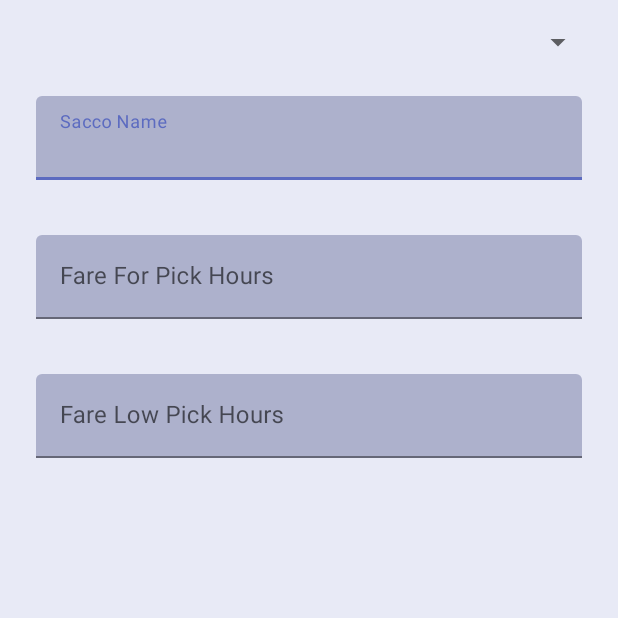
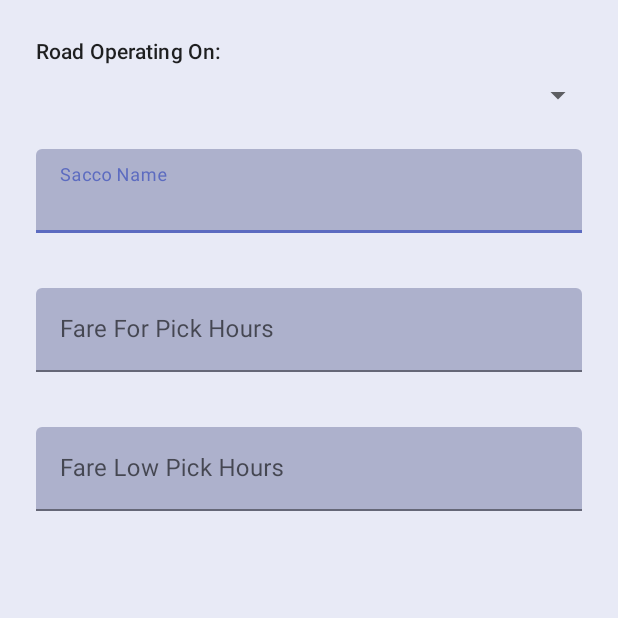
Before and after one commit to MalukiMuthusi/dmt-hackathon, an Android app: the NewSaccoFragment screen opened directly, with no data from a screen before it, on a phone screen of 412 x 824 dp, the top half of it. Run offline under Robolectric (Android 15) with nearby library versions, the phone set to English and light mode, and no system bars; our stand-ins replace Firebase (no records; nobody signed in at launch, a user with empty details on screens opened directly), Timber, data binding.

Commit message:
Solved issue where spinner did not display selected Item.

```diff
--- a/app/src/main/java/codes/malukimuthusi/hackathon/NewSaccoFragment.kt
+++ b/app/src/main/java/codes/malukimuthusi/hackathon/NewSaccoFragment.kt
@@ -4,6 +4,7 @@ import android.os.Bundle
 import android.view.LayoutInflater
 import android.view.View
 import android.view.ViewGroup
+import android.widget.AdapterView
 import android.widget.ArrayAdapter
 import androidx.fragment.app.Fragment
 import codes.malukimuthusi.hackathon.data.Route
@@ -27,14 +28,14 @@ private const val ARG_PARAM2 = "param2"
  * Use the [NewSaccoFragment.newInstance] factory method to
  * create an instance of this fragment.
  */
-class NewSaccoFragment : Fragment() {
+class NewSaccoFragment : Fragment(), AdapterView.OnItemSelectedListener {
     // TODO: Rename and change types of parameters
     private var param1: String? = null
     private var param2: String? = null
     private lateinit var binding: FragmentNewSaccoBinding
     private lateinit var db: DatabaseReference
-    private lateinit var arrayAdapter: ArrayAdapter<String>
-    private val routeList: MutableList<String> = mutableListOf()
+    private lateinit var arrayAdapter: ArrayAdapter<Route>
+    private val routeList: MutableList<Route> = mutableListOf()
 
     override fun onCreate(savedInstanceState: Bundle?) {
         super.onCreate(savedInstanceState)
@@ -51,6 +52,9 @@ class NewSaccoFragment : Fragment() {
         // Inflate the layout for this fragment
         binding = FragmentNewSaccoBinding.inflate(inflater, container, false)
 
+        binding.spinnerItem.onItemSelectedListener = this
+
+
         // spinner
         db = Firebase.database.reference
         val routes = db.child("Routes")
@@ -63,7 +67,8 @@ class NewSaccoFragment : Fragment() {
                 for (routeSnapshot in p0.children) {
                     val route = routeSnapshot.getValue<Route>()
                     route?.let {
-                        routeList.add(it.name!!)
+                        routeList.add(it)
+                        arrayAdapter.notifyDataSetChanged()
                     }
                 }
             }
@@ -71,7 +76,7 @@ class NewSaccoFragment : Fragment() {
         arrayAdapter =
             ArrayAdapter(requireContext(), android.R.layout.simple_spinner_item, routeList)
         arrayAdapter.setDropDownViewResource(android.R.layout.simple_spinner_dropdown_item)
-        binding.spinner.adapter = arrayAdapter
+        binding.spinnerItem.adapter = arrayAdapter
 
 
         return binding.root
@@ -96,4 +101,15 @@ class NewSaccoFragment : Fragment() {
                 }
             }
     }
+
+    override fun onNothingSelected(parent: AdapterView<*>?) {
+        TODO("Not yet implemented")
+    }
+
+    override fun onItemSelected(parent: AdapterView<*>?, view: View?, position: Int, id: Long) {
+        if (parent != null) {
+            val item = parent.getItemAtPosition(position) as Route
+
+        }
+    }
 }
--- a/app/src/main/java/codes/malukimuthusi/hackathon/data/dataModel.kt
+++ b/app/src/main/java/codes/malukimuthusi/hackathon/data/dataModel.kt
@@ -25,7 +25,13 @@ data class Route(
             "saccos" to saccos
         )
     }
+
+    @Exclude
+    override fun toString(): String {
+        return name ?: super.toString()
+    }
 }
+
 
 @IgnoreExtraProperties
 data class Sacco(
--- a/app/src/main/res/layout/fragment_new_sacco.xml
+++ b/app/src/main/res/layout/fragment_new_sacco.xml
@@ -29,18 +29,33 @@
                 app:layout_constraintStart_toStartOf="parent"
                 app:layout_constraintTop_toTopOf="parent">
 
-                <Spinner
-                    android:id="@+id/spinner"
-                    android:layout_width="0dp"
+                <TextView
+                    android:id="@+id/RoadNameText"
+                    style="@style/TextAppearance.MaterialComponents.Subtitle2"
+                    android:layout_width="match_parent"
                     android:layout_height="wrap_content"
                     android:layout_marginStart="16dp"
                     android:layout_marginTop="16dp"
+                    android:layout_marginBottom="0dp"
+                    android:padding="@dimen/pad_8dp"
+                    android:paddingStart="@dimen/pad_8dp"
+                    android:paddingEnd="@dimen/pad_8dp"
+                    android:text="@string/road_operating_on"
+                    app:layout_constraintEnd_toEndOf="parent"
+                    app:layout_constraintHorizontal_bias="0.0"
+                    app:layout_constraintStart_toStartOf="parent"
+                    app:layout_constraintTop_toTopOf="parent" />
+
+                <Spinner
+                    android:id="@+id/spinnerItem"
+                    android:layout_width="match_parent"
+                    android:layout_height="wrap_content"
+                    android:layout_marginStart="16dp"
                     android:layout_marginEnd="16dp"
                     android:padding="@dimen/pad_8dp"
                     app:layout_constraintEnd_toEndOf="parent"
                     app:layout_constraintStart_toStartOf="parent"
-                    app:layout_constraintTop_toTopOf="parent"
-                    tools:text="Route Name" />
+                    app:layout_constraintTop_toBottomOf="@id/RoadNameText" />
 
                 <com.google.android.material.textfield.TextInputLayout
                     android:id="@+id/textView4"
@@ -56,7 +71,7 @@
                     app:hintEnabled="true"
                     app:layout_constraintEnd_toEndOf="parent"
                     app:layout_constraintStart_toStartOf="parent"
-                    app:layout_constraintTop_toBottomOf="@+id/spinner">
+                    app:layout_constraintTop_toBottomOf="@+id/spinnerItem">
 
                     <com.google.android.material.textfield.TextInputEditText
                         android:layout_width="match_parent"
--- a/app/src/main/res/values/strings.xml
+++ b/app/src/main/res/values/strings.xml
@@ -1,4 +1,9 @@
 <resources>
+    <string-array name="list_route">
+        <item>
+            Select Road
+        </item>
+    </string-array>
     <string name="app_name">Matt Fare</string>
 
     <!-- TODO: Remove or change this placeholder text -->
@@ -24,4 +29,5 @@
     <string name="fare_for_pick_hours">Fare For Pick Hours</string>
     <string name="add_sacco">Add Sacco</string>
     <string name="fare_low_pick_hours">Fare Low Pick Hours</string>
+    <string name="road_operating_on">Road Operating On:</string>
 </resources>
```
